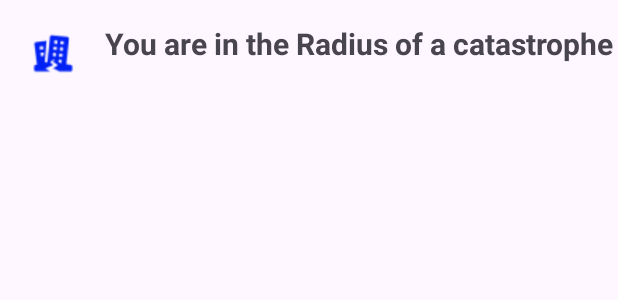
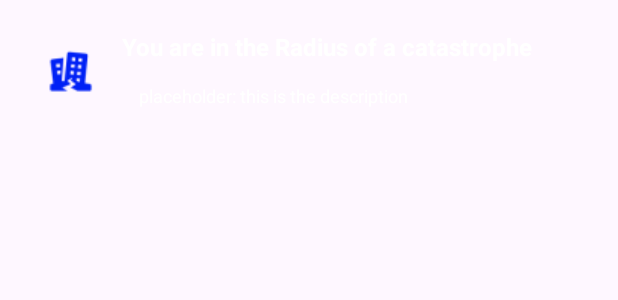
Before and after one commit to Safe-Guard-Project/androidSafeGuard, an Android app: the layout notification.xml on its own in the app's theme, with its tools: preview values and no code run, on a phone screen of 412 x 824 dp. Shown: the top 300 px of the screen. Run offline under Robolectric (Android 15) with nearby library versions, the phone set to English and light mode, and no system bars.

Commit message:
design notification done

```diff
--- a/app/src/main/java/tn/esprit/safeguardapplication/repository/RetrofitInstance.kt
+++ b/app/src/main/java/tn/esprit/safeguardapplication/repository/RetrofitInstance.kt
@@ -16,7 +16,7 @@ object RetrofitInstance {
             .build()
 
         Retrofit.Builder()
-            .baseUrl("http://192.168.1.105:9090/")
+            .baseUrl("http://192.168.43.130:9090/")
             .client(client)
             .addConverterFactory(GsonConverterFactory.create())
             .build()
--- a/app/src/main/java/tn/esprit/safeguardapplication/util/MyFirebaseMessagingService.kt
+++ b/app/src/main/java/tn/esprit/safeguardapplication/util/MyFirebaseMessagingService.kt
@@ -17,10 +17,11 @@ class MyFirebaseMessagingService : FirebaseMessagingService() {
             // Handle the data payload
             // You can parse the data and customize the notification accordingly
             val name = remoteMessage.data["name"]
-            val data = remoteMessage.data["data"]
+            val description = remoteMessage.data["description"]
+
 
             // Display notification
-            NotificationUtils.showNotification(applicationContext, name, data)
+            NotificationUtils.showNotification(applicationContext, name, description)
         }
 
         // Check if the message contains a notification payload
--- a/app/src/main/java/tn/esprit/safeguardapplication/util/NotificationUtils.kt
+++ b/app/src/main/java/tn/esprit/safeguardapplication/util/NotificationUtils.kt
@@ -7,17 +7,19 @@ import tn.esprit.safeguardapplication.R
 
 object NotificationUtils {
 
-    fun showNotification(context: Context, name: String?, data: String?) {
+    fun showNotification(context: Context, name: String?, description: String?) {
         val contentView = RemoteViews(
             context.packageName,
             R.layout.notification
         )
 
         contentView.setTextViewText(R.id.notifTitle, "You are in the radius of a catastrophe")
+        contentView.setTextViewText(R.id.notifDescription, description)
+        contentView.setImageViewResource(R.id.notifLogo, R.drawable.earthquake)
         val notificationBuilder = NotificationCompat.Builder(context, "channel_id")
             .setSmallIcon(R.drawable.earthquake)
             .setContentTitle(name)
-            .setContentText(data)
+            .setContentText(description)
             .setPriority(NotificationCompat.PRIORITY_DEFAULT)
             .setContent(contentView)
 
--- a/app/src/main/res/layout/notification.xml
+++ b/app/src/main/res/layout/notification.xml
@@ -9,24 +9,39 @@
 
         <ImageView
             android:id="@+id/notifLogo"
-            android:layout_width="50dp"
-            android:layout_height="50dp"
-            android:src="@drawable/earthquake"
-            android:layout_marginLeft="10dp"
-            android:layout_marginTop="10dp"
-            ></ImageView>
+            android:layout_width="wrap_content"
+            android:layout_height="wrap_content"
+            android:layout_marginLeft="20dp"
+            android:layout_marginTop="20dp"
+            android:src="@drawable/earthquake"></ImageView>
 
         <TextView
             android:id="@+id/notifTitle"
             android:layout_width="wrap_content"
             android:layout_height="wrap_content"
+            android:layout_marginLeft="8dp"
+            android:layout_marginTop="20dp"
+            android:layout_toRightOf="@+id/notifLogo"
             android:text="You are in the Radius of a catastrophe"
-            android:textSize="20sp"
-            android:textStyle="bold"
-            android:layout_toRightOf="@+id/notifLogo"
-            android:layout_marginLeft="10dp"
-            android:layout_marginTop="15dp"
-            ></TextView>
+            android:textColor="@color/white"
+            android:textSize="16sp"
+            android:textStyle="bold"></TextView>
+
+        <TextView
+            android:id="@+id/notifDescription"
+            android:layout_width="301dp"
+            android:layout_height="wrap_content"
+            android:layout_below="@+id/notifTitle"
+            android:layout_alignParentEnd="true"
+            android:layout_marginStart="19dp"
+            android:layout_marginLeft="40dp"
+            android:layout_marginTop="13dp"
+            android:layout_marginEnd="18dp"
+            android:layout_toEndOf="@+id/notifLogo"
+            android:text="placeholder: this is the description"
+            android:textColor="@color/white"
+            android:textSize="12sp"></TextView>
+
     </RelativeLayout>
 
 
```
